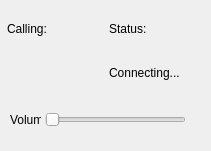
The window that calldialogue.ui (Jordan-Lin/Audio-Streaming-Service) describes before a commit, drawn with Qt 5.
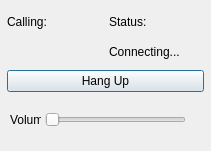
The same window after the commit.

The edit to the form file:
```diff
--- a/calldialogue.ui
+++ b/calldialogue.ui
@@ -64,7 +64,15 @@
      </layout>
     </item>
     <item>
-     <layout class="QHBoxLayout" name="Buttons"/>
+     <layout class="QHBoxLayout" name="Buttons">
+      <item>
+       <widget class="QPushButton" name="B_HangUp">
+        <property name="text">
+         <string>Hang Up</string>
+        </property>
+       </widget>
+      </item>
+     </layout>
     </item>
    </layout>
   </widget>
```
